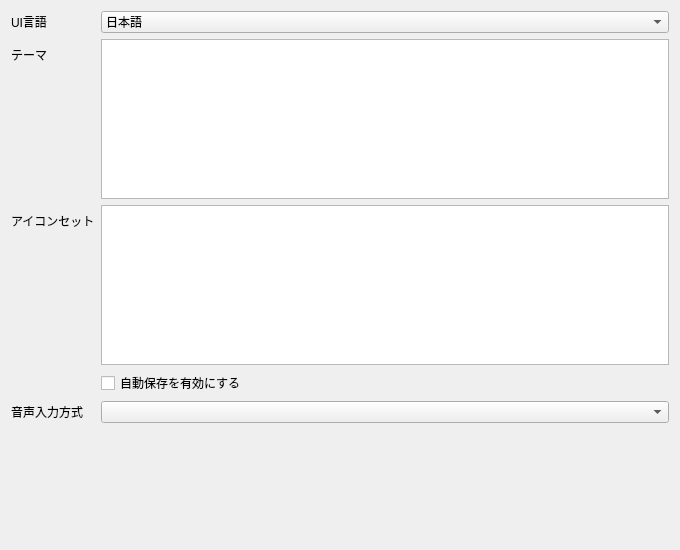
Ikumyon/AutoLingua2, file ui/dialogs/settings/GeneralPage.ui: the form before one commit.
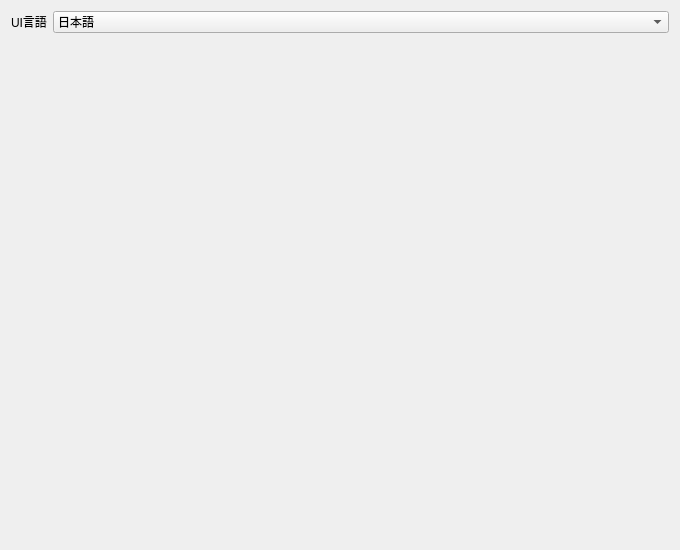
The form after the commit.

Commit message: feat(ui): 設定ダイアログのページ分割・AIチャットドックおよびプラグイン周りのUI改修

```diff
--- a/ui/dialogs/settings/GeneralPage.ui
+++ b/ui/dialogs/settings/GeneralPage.ui
@@ -27,121 +27,6 @@
      </item>
     </widget>
    </item>
-   <item row="1" column="0">
-    <widget class="QLabel" name="labelTheme">
-     <property name="text">
-      <string>テーマ</string>
-     </property>
-    </widget>
-   </item>
-   <item row="1" column="1">
-    <widget class="QListWidget" name="listThemes">
-     <property name="sizePolicy">
-      <sizepolicy hsizetype="Expanding" vsizetype="Preferred">
-       <horstretch>0</horstretch>
-       <verstretch>0</verstretch>
-      </sizepolicy>
-     </property>
-     <property name="minimumSize">
-      <size>
-       <width>0</width>
-       <height>140</height>
-      </size>
-     </property>
-     <property name="maximumSize">
-      <size>
-       <width>16777215</width>
-       <height>160</height>
-      </size>
-     </property>
-     <property name="movement">
-      <enum>QListView::Movement::Static</enum>
-     </property>
-     <property name="flow">
-      <enum>QListView::Flow::LeftToRight</enum>
-     </property>
-     <property name="viewMode">
-      <enum>QListView::ViewMode::IconMode</enum>
-     </property>
-     <property name="iconSize">
-      <size>
-       <width>120</width>
-       <height>75</height>
-      </size>
-     </property>
-     <property name="spacing">
-      <number>10</number>
-     </property>
-     <property name="selectionMode">
-      <enum>QAbstractItemView::SelectionMode::SingleSelection</enum>
-     </property>
-    </widget>
-   </item>
-   <item row="2" column="0">
-    <widget class="QLabel" name="labelIconTheme">
-     <property name="text">
-      <string>アイコンセット</string>
-     </property>
-    </widget>
-   </item>
-   <item row="2" column="1">
-    <widget class="QListWidget" name="listIconThemes">
-     <property name="sizePolicy">
-      <sizepolicy hsizetype="Expanding" vsizetype="Preferred">
-       <horstretch>0</horstretch>
-       <verstretch>0</verstretch>
-      </sizepolicy>
-     </property>
-     <property name="minimumSize">
-      <size>
-       <width>0</width>
-       <height>140</height>
-      </size>
-     </property>
-     <property name="maximumSize">
-      <size>
-       <width>16777215</width>
-       <height>160</height>
-      </size>
-     </property>
-     <property name="movement">
-      <enum>QListView::Movement::Static</enum>
-     </property>
-     <property name="flow">
-      <enum>QListView::Flow::LeftToRight</enum>
-     </property>
-     <property name="viewMode">
-      <enum>QListView::ViewMode::IconMode</enum>
-     </property>
-     <property name="iconSize">
-      <size>
-       <width>120</width>
-       <height>75</height>
-      </size>
-     </property>
-     <property name="spacing">
-      <number>10</number>
-     </property>
-     <property name="selectionMode">
-      <enum>QAbstractItemView::SelectionMode::SingleSelection</enum>
-     </property>
-    </widget>
-   </item>
-   <item row="3" column="1">
-    <widget class="QCheckBox" name="checkAutoSave">
-     <property name="text">
-      <string>自動保存を有効にする</string>
-     </property>
-    </widget>
-   </item>
-   <item row="4" column="0">
-    <widget class="QLabel" name="labelVoiceInput">
-     <property name="text"><string>音声入力方式</string></property>
-    </widget>
-   </item>
-   <item row="4" column="1">
-    <widget class="QComboBox" name="comboVoiceInput"/>
-   </item>
   </layout>
  </widget>
  <resources/>
```
The commit also changes 24 other files.
